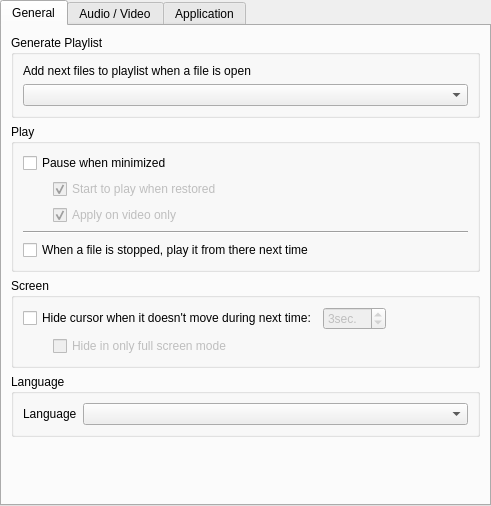
Above: src/cmplayer/ui/prefstack.ui from bylee20/cmplayer-kldp.net before the change. Below: the same form after it.
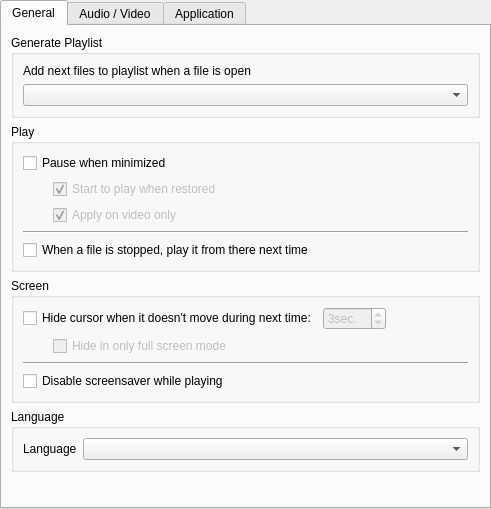
That is the form after the change. Custom widgets are drawn as their Qt base class.

The edit to the form file:
```diff
--- a/src/cmplayer/ui/prefstack.ui
+++ b/src/cmplayer/ui/prefstack.ui
@@ -6,7 +6,7 @@
     <x>0</x>
     <y>0</y>
     <width>491</width>
-    <height>506</height>
+    <height>509</height>
    </rect>
   </property>
   <property name="currentIndex" >
@@ -224,6 +224,20 @@
              </item>
             </layout>
            </item>
+           <item>
+            <widget class="Line" name="line_2" >
+             <property name="orientation" >
+              <enum>Qt::Horizontal</enum>
+             </property>
+            </widget>
+           </item>
+           <item>
+            <widget class="QCheckBox" name="disableSS" >
+             <property name="text" >
+              <string>Disable screensaver while playing</string>
+             </property>
+            </widget>
+           </item>
           </layout>
          </widget>
         </item>
```
